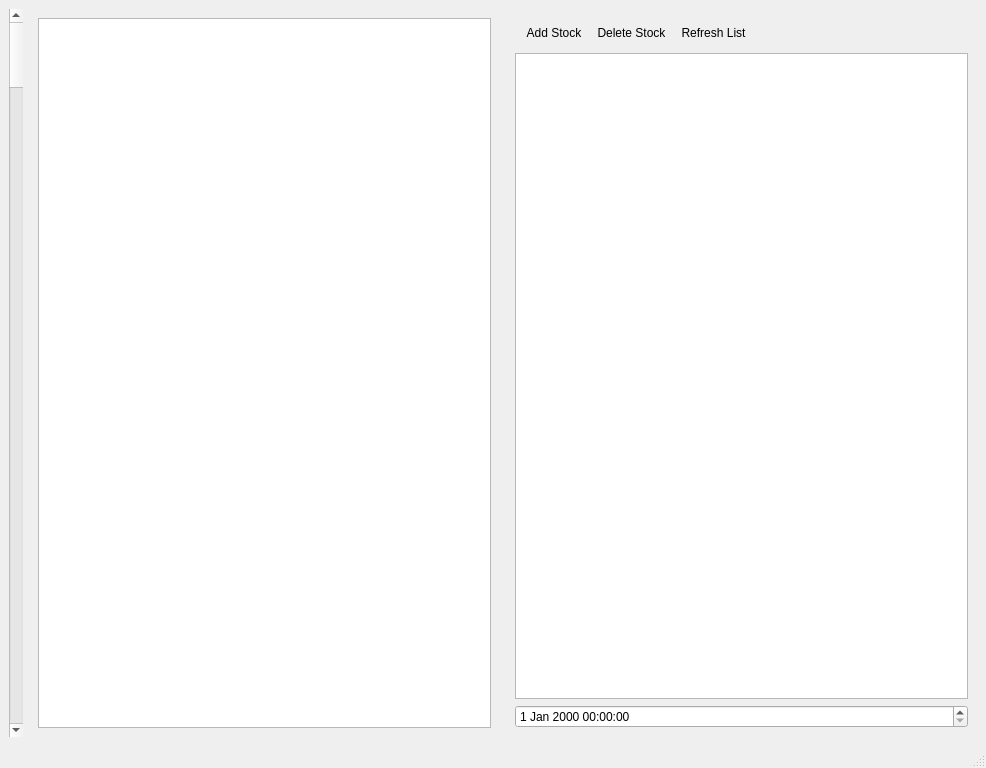
Above: frontHand/MainWindow.ui from nrgaig/WSE5784 before the change. Below: the same form after it.
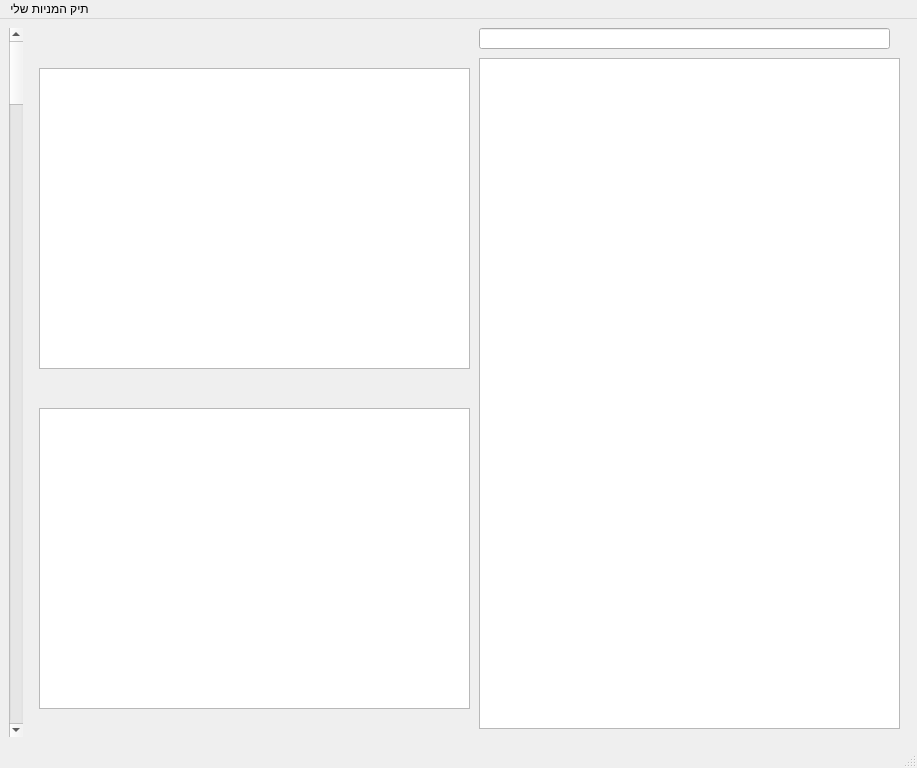
That is the form after the change. Icons and pictures are not drawn.

Patch:
```diff
--- a/frontHand/MainWindow.ui
+++ b/frontHand/MainWindow.ui
@@ -6,7 +6,7 @@
    <rect>
     <x>0</x>
     <y>0</y>
-    <width>986</width>
+    <width>917</width>
     <height>768</height>
    </rect>
   </property>
@@ -23,39 +23,69 @@
      </widget>
     </item>
     <item>
+     <widget class="QFrame" name="infoFrame">
+      <widget class="QListView" name="portfolioList">
+       <property name="geometry">
+        <rect>
+         <x>10</x>
+         <y>40</y>
+         <width>431</width>
+         <height>301</height>
+        </rect>
+       </property>
+       <property name="toolTip">
+        <string>Portfolio</string>
+       </property>
+      </widget>
      <widget class="QFrame" name="listFrame">
-      <layout class="QVBoxLayout" name="listLayout">
-       <item>
+       <property name="geometry">
+        <rect>
+         <x>450</x>
+         <y>0</y>
+         <width>435</width>
+         <height>707</height>
+        </rect>
+       </property>
         <widget class="QListView" name="vivoList">
+        <property name="geometry">
+         <rect>
+          <x>0</x>
+          <y>30</y>
+          <width>421</width>
+          <height>671</height>
+         </rect>
+        </property>
          <property name="toolTip">
           <string>Vivo Stock List</string>
          </property>
         </widget>
-       </item>
-      </layout>
-     </widget>
-    </item>
-    <item>
-     <widget class="QFrame" name="infoFrame">
-      <layout class="QVBoxLayout" name="infoLayout">
-       <item>
-        <widget class="QToolBar" name="toolBar">
-         <addaction name="actionAdd"/>
-         <addaction name="actionDelete"/>
-         <addaction name="actionRefresh"/>
-        </widget>
-       </item>
-       <item>
-        <widget class="QListView" name="portfolioList">
+       <widget class="QLineEdit" name="lineEdit">
+        <property name="enabled">
+         <bool>true</bool>
+        </property>
+        <property name="geometry">
+         <rect>
+          <x>0</x>
+          <y>0</y>
+          <width>411</width>
+          <height>21</height>
+         </rect>
+        </property>
+       </widget>
+      </widget>
+      <widget class="QListView" name="portfolioList_2">
+       <property name="geometry">
+        <rect>
+         <x>10</x>
+         <y>380</y>
+         <width>431</width>
+         <height>301</height>
+        </rect>
+       </property>
          <property name="toolTip">
           <string>Portfolio</string>
          </property>
         </widget>
-       </item>
-       <item>
-        <widget class="QDateTimeEdit" name="dateTimeEdit"/>
-       </item>
-      </layout>
      </widget>
     </item>
    </layout>
@@ -65,10 +95,16 @@
     <rect>
      <x>0</x>
      <y>0</y>
-     <width>986</width>
+     <width>917</width>
      <height>22</height>
     </rect>
    </property>
+   <widget class="QMenu" name="menu">
+    <property name="title">
+     <string>תיק המניות שלי</string>
+    </property>
+   </widget>
+   <addaction name="menu"/>
   </widget>
   <widget class="QStatusBar" name="statusBar"/>
   <action name="actionAdd">
```
Left out of the diff: 2 changed lines with no effect on the pictures. Lines whose indentation alone changed are shown as unchanged.
